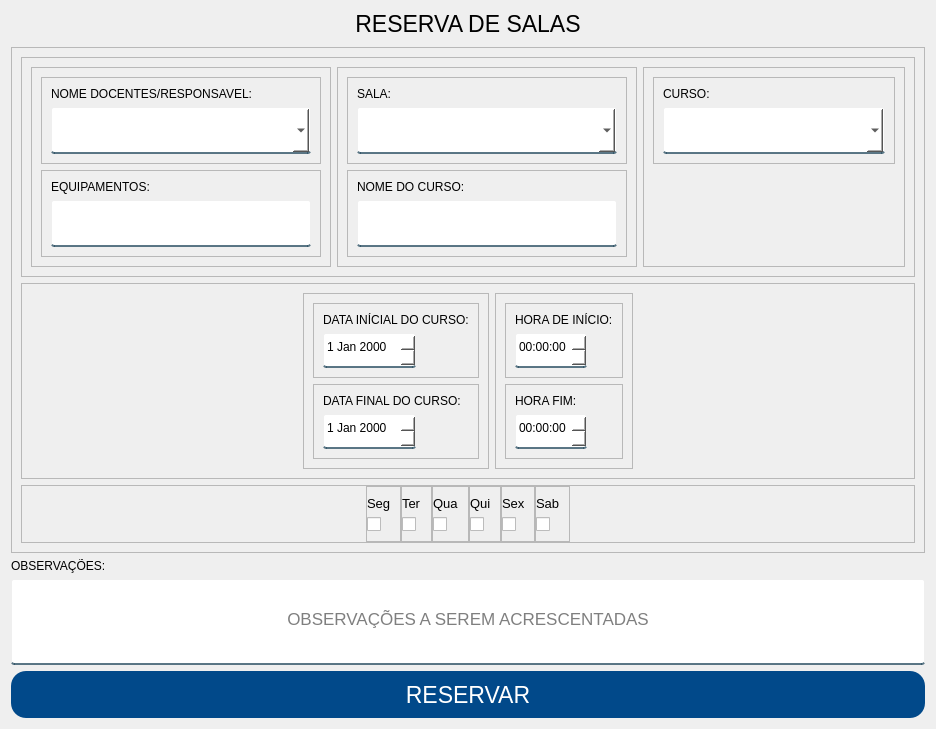
First picture: the form in App/view/ui/reserva.ui, repository Senac-SOR-ADS/Mapa-de-Sala, before the edit.
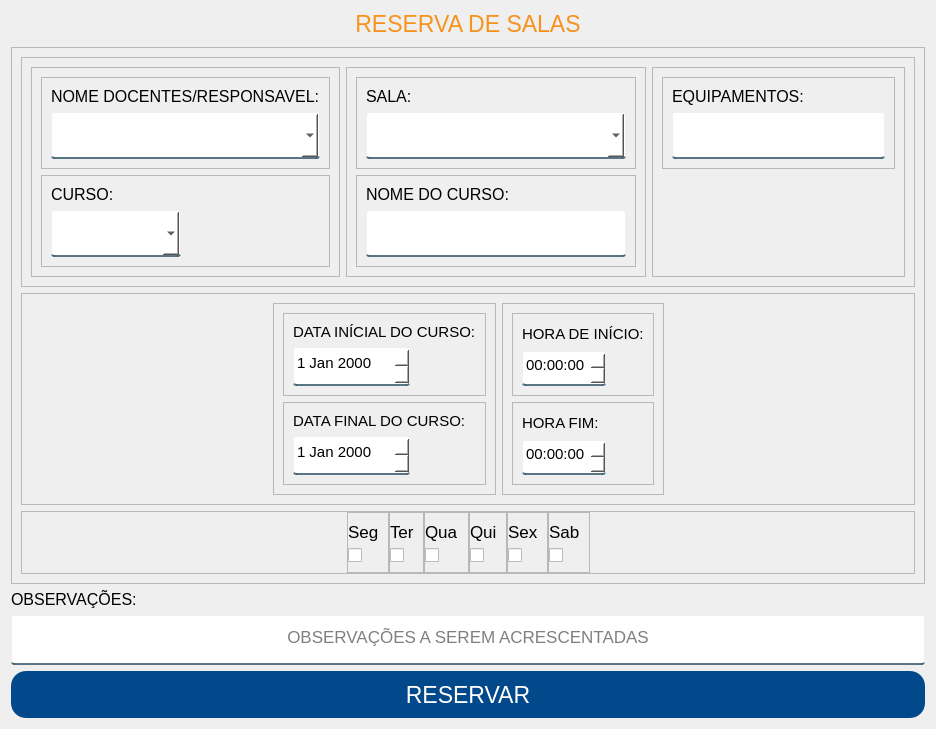
Second picture: the form after the edit.

Commit message:
melhorias na reserva
Adicionado novo layout para a tela de 'reservas de sala', arrumado a tabulação, e adicionado cor no titulo para estar de acordo com as outras telas

```diff
--- a/App/view/ui/reserva.ui
+++ b/App/view/ui/reserva.ui
@@ -70,6 +70,10 @@
  
 #respostas {
   color: red;
+}
+
+#titulo {
+color: #f6921e
 }</string>
   </property>
   <layout class="QVBoxLayout" name="verticalLayout">
@@ -156,6 +160,11 @@
               <layout class="QVBoxLayout" name="verticalLayout_2">
                <item>
                 <widget class="QLabel" name="label_13">
+                 <property name="font">
+                  <font>
+                   <pointsize>12</pointsize>
+                  </font>
+                 </property>
                  <property name="text">
                   <string>NOME DOCENTES/RESPONSAVEL:</string>
                  </property>
@@ -175,12 +184,14 @@
                    <height>47</height>
                   </size>
                  </property>
+                 <property name="font">
+                  <font>
+                   <pointsize>12</pointsize>
+                  </font>
+                 </property>
                  <property name="cursor">
                   <cursorShape>PointingHandCursor</cursorShape>
                  </property>
-                 <property name="editable">
-                  <bool>true</bool>
-                 </property>
                 </widget>
                </item>
               </layout>
@@ -196,23 +207,39 @@
               </property>
               <layout class="QVBoxLayout" name="verticalLayout_5">
                <item>
-                <widget class="QLabel" name="label_4">
+                <widget class="QLabel" name="label_2">
+                 <property name="font">
+                  <font>
+                   <pointsize>12</pointsize>
+                  </font>
+                 </property>
                  <property name="text">
-                  <string>EQUIPAMENTOS:</string>
-                 </property>
-                 <property name="alignment">
-                  <set>Qt::AlignBottom|Qt::AlignLeading|Qt::AlignLeft</set>
+                  <string>CURSO:</string>
                  </property>
                 </widget>
                </item>
                <item>
-                <widget class="QLineEdit" name="equipamentosReserva">
+                <widget class="QComboBox" name="cursoReserva">
+                 <property name="sizePolicy">
+                  <sizepolicy hsizetype="Fixed" vsizetype="Fixed">
+                   <horstretch>0</horstretch>
+                   <verstretch>0</verstretch>
+                  </sizepolicy>
+                 </property>
                  <property name="minimumSize">
                   <size>
-                   <width>0</width>
+                   <width>130</width>
                    <height>47</height>
                   </size>
                  </property>
+                 <property name="font">
+                  <font>
+                   <pointsize>12</pointsize>
+                  </font>
+                 </property>
+                 <property name="cursor">
+                  <cursorShape>PointingHandCursor</cursorShape>
+                 </property>
                 </widget>
                </item>
               </layout>
@@ -253,6 +280,11 @@
               <layout class="QVBoxLayout" name="verticalLayout_4">
                <item>
                 <widget class="QLabel" name="label_3">
+                 <property name="font">
+                  <font>
+                   <pointsize>12</pointsize>
+                  </font>
+                 </property>
                  <property name="text">
                   <string>SALA:</string>
                  </property>
@@ -272,6 +304,11 @@
                    <height>47</height>
                   </size>
                  </property>
+                 <property name="font">
+                  <font>
+                   <pointsize>12</pointsize>
+                  </font>
+                 </property>
                  <property name="cursor">
                   <cursorShape>PointingHandCursor</cursorShape>
                  </property>
@@ -291,6 +328,11 @@
               <layout class="QVBoxLayout" name="verticalLayout_3">
                <item>
                 <widget class="QLabel" name="label_6">
+                 <property name="font">
+                  <font>
+                   <pointsize>12</pointsize>
+                  </font>
+                 </property>
                  <property name="text">
                   <string>NOME DO CURSO:</string>
                  </property>
@@ -307,6 +349,11 @@
                    <height>47</height>
                   </size>
                  </property>
+                 <property name="font">
+                  <font>
+                   <pointsize>12</pointsize>
+                  </font>
+                 </property>
                  <property name="cursor">
                   <cursorShape>PointingHandCursor</cursorShape>
                  </property>
@@ -343,28 +390,35 @@
               </property>
               <layout class="QVBoxLayout" name="verticalLayout_6">
                <item>
-                <widget class="QLabel" name="label_2">
+                <widget class="QLabel" name="label_4">
+                 <property name="font">
+                  <font>
+                   <pointsize>12</pointsize>
+                  </font>
+                 </property>
                  <property name="text">
-                  <string>CURSO:</string>
+                  <string>EQUIPAMENTOS:</string>
+                 </property>
+                 <property name="alignment">
+                  <set>Qt::AlignBottom|Qt::AlignLeading|Qt::AlignLeft</set>
                  </property>
                 </widget>
                </item>
                <item>
-                <widget class="QComboBox" name="cursoReserva">
-                 <property name="sizePolicy">
-                  <sizepolicy hsizetype="Expanding" vsizetype="Fixed">
-                   <horstretch>0</horstretch>
-                   <verstretch>0</verstretch>
-                  </sizepolicy>
-                 </property>
+                <widget class="QLineEdit" name="equipamentosReserva">
                  <property name="minimumSize">
                   <size>
                    <width>0</width>
                    <height>47</height>
                   </size>
                  </property>
-                 <property name="cursor">
-                  <cursorShape>PointingHandCursor</cursorShape>
+                 <property name="font">
+                  <font>
+                   <pointsize>12</pointsize>
+                  </font>
+                 </property>
+                 <property name="mouseTracking">
+                  <bool>true</bool>
                  </property>
                 </widget>
                </item>
@@ -438,6 +492,11 @@
               <layout class="QVBoxLayout" name="verticalLayout_19">
                <item>
                 <widget class="QLabel" name="label_5">
+                 <property name="font">
+                  <font>
+                   <pointsize>11</pointsize>
+                  </font>
+                 </property>
                  <property name="text">
                   <string>DATA INÍCIAL DO CURSO:</string>
                  </property>
@@ -453,10 +512,15 @@
                  </property>
                  <property name="minimumSize">
                   <size>
-                   <width>0</width>
-                   <height>35</height>
+                   <width>117</width>
+                   <height>39</height>
                   </size>
                  </property>
+                 <property name="font">
+                  <font>
+                   <pointsize>11</pointsize>
+                  </font>
+                 </property>
                  <property name="cursor">
                   <cursorShape>PointingHandCursor</cursorShape>
                  </property>
@@ -476,6 +540,11 @@
               <layout class="QVBoxLayout" name="verticalLayout_20">
                <item>
                 <widget class="QLabel" name="label_8">
+                 <property name="font">
+                  <font>
+                   <pointsize>11</pointsize>
+                  </font>
+                 </property>
                  <property name="text">
                   <string>DATA FINAL DO CURSO:</string>
                  </property>
@@ -491,10 +560,15 @@
                  </property>
                  <property name="minimumSize">
                   <size>
-                   <width>0</width>
-                   <height>35</height>
+                   <width>117</width>
+                   <height>39</height>
                   </size>
                  </property>
+                 <property name="font">
+                  <font>
+                   <pointsize>11</pointsize>
+                  </font>
+                 </property>
                  <property name="cursor">
                   <cursorShape>PointingHandCursor</cursorShape>
                  </property>
@@ -526,6 +600,11 @@
               <layout class="QVBoxLayout" name="verticalLayout_22">
                <item>
                 <widget class="QLabel" name="label_10">
+                 <property name="font">
+                  <font>
+                   <pointsize>11</pointsize>
+                  </font>
+                 </property>
                  <property name="text">
                   <string>HORA DE INÍCIO:</string>
                  </property>
@@ -541,10 +620,15 @@
                  </property>
                  <property name="minimumSize">
                   <size>
-                   <width>0</width>
+                   <width>80</width>
                    <height>35</height>
                   </size>
                  </property>
+                 <property name="font">
+                  <font>
+                   <pointsize>11</pointsize>
+                  </font>
+                 </property>
                  <property name="cursor">
                   <cursorShape>PointingHandCursor</cursorShape>
                  </property>
@@ -564,6 +648,11 @@
               <layout class="QVBoxLayout" name="verticalLayout_21">
                <item>
                 <widget class="QLabel" name="label_11">
+                 <property name="font">
+                  <font>
+                   <pointsize>11</pointsize>
+                  </font>
+                 </property>
                  <property name="text">
                   <string>HORA FIM:</string>
                  </property>
@@ -579,10 +668,15 @@
                  </property>
                  <property name="minimumSize">
                   <size>
-                   <width>0</width>
+                   <width>80</width>
                    <height>35</height>
                   </size>
                  </property>
+                 <property name="font">
+                  <font>
+                   <pointsize>11</pointsize>
+                  </font>
+                 </property>
                  <property name="cursor">
                   <cursorShape>PointingHandCursor</cursorShape>
                  </property>
@@ -666,7 +760,7 @@
              <widget class="QLabel" name="label_18">
               <property name="font">
                <font>
-                <pointsize>10</pointsize>
+                <pointsize>13</pointsize>
                </font>
               </property>
               <property name="text">
@@ -709,7 +803,7 @@
              <widget class="QLabel" name="label_12">
               <property name="font">
                <font>
-                <pointsize>10</pointsize>
+                <pointsize>13</pointsize>
                </font>
               </property>
               <property name="text">
@@ -757,7 +851,7 @@
              <widget class="QLabel" name="label_14">
               <property name="font">
                <font>
-                <pointsize>10</pointsize>
+                <pointsize>13</pointsize>
                </font>
               </property>
               <property name="text">
@@ -800,7 +894,7 @@
              <widget class="QLabel" name="label_15">
               <property name="font">
                <font>
-                <pointsize>10</pointsize>
+                <pointsize>13</pointsize>
                </font>
               </property>
               <property name="text">
@@ -848,7 +942,7 @@
              <widget class="QLabel" name="label_16">
               <property name="font">
                <font>
-                <pointsize>10</pointsize>
+                <pointsize>13</pointsize>
                </font>
               </property>
               <property name="text">
@@ -894,7 +988,7 @@
              <widget class="QLabel" name="label_17">
               <property name="font">
                <font>
-                <pointsize>10</pointsize>
+                <pointsize>13</pointsize>
                </font>
               </property>
               <property name="text">
@@ -945,6 +1039,11 @@
    </item>
    <item>
     <widget class="QLabel" name="label">
+     <property name="font">
+      <font>
+       <pointsize>12</pointsize>
+      </font>
+     </property>
      <property name="text">
       <string>OBSERVAÇÕES:</string>
      </property>
```
Left out of the diff: 21 changed lines with no effect on the pictures.
